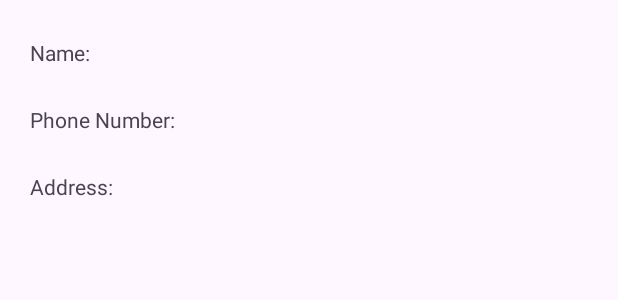
After one commit to gschamika/Contacts-List-App, an Android app: the layout contact_details.xml on its own in the app's theme, with its tools: preview values and no code run, on a phone screen of 412 x 824 dp. The commit adds this screen. Shown: the top 300 px of the screen. Run offline under Robolectric (Android 15) with nearby library versions, the phone set to English and light mode, and no system bars.

Commit message:
change 4

```diff
--- /dev/null
+++ b/app/src/main/res/layout/contact_details.xml
@@ -0,0 +1,46 @@
+<?xml version="1.0" encoding="utf-8"?>
+<RelativeLayout xmlns:android="http://schemas.android.com/apk/res/android"
+    android:layout_width="match_parent"
+    android:layout_height="match_parent">
+
+    <LinearLayout
+        android:layout_width="match_parent"
+        android:layout_height="match_parent"
+        android:orientation="vertical"
+        android:gravity="">
+
+        <!-- <ImageView
+            android:id="@+id/profile"
+            android:layout_width="match_parent"
+            android:layout_height="wrap_content"
+            android:src="@tools:sample/avatars"
+            android:layout_marginTop="40dp"/> -->
+
+        <TextView
+            android:id="@+id/viewName"
+            android:layout_width="match_parent"
+            android:layout_height="wrap_content"
+            android:text="Name: "
+            android:layout_marginLeft="20dp"
+            android:layout_marginRight="20dp"
+            android:layout_marginTop="25dp"/>
+
+        <TextView
+            android:id="@+id/viewPhone"
+            android:layout_width="match_parent"
+            android:layout_height="wrap_content"
+            android:text="Phone Number: "
+            android:layout_marginLeft="20dp"
+            android:layout_marginRight="20dp"
+            android:layout_marginTop="25dp"/>
+
+        <TextView
+            android:id="@+id/viewAddress"
+            android:layout_width="match_parent"
+            android:layout_height="wrap_content"
+            android:text="Address: "
+            android:layout_marginLeft="20dp"
+            android:layout_marginRight="20dp"
+            android:layout_marginTop="25dp"/>
+    </LinearLayout>
+</RelativeLayout>
```
Also changed, not shown: app/src/main/java/com/example/contactslistapp/ContactDetailsActivity.java (added, +27 -0 lines), app/src/main/java/com/example/contactslistapp/MainActivity.java (+12 -2 lines), app/src/main/java/com/example/contactslistapp/RecyclerViewAdapter.java (+18 -2 lines).
